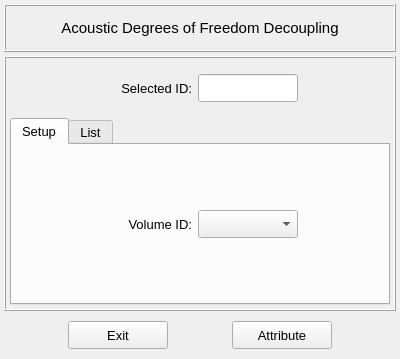
Above: vibra/interface/data/ui_files/model/setup/acoustic/acoustic_dofs_decoupling_inputs.ui from MOPT-UFSC/VIBRA before the change. Below: the same form after it.
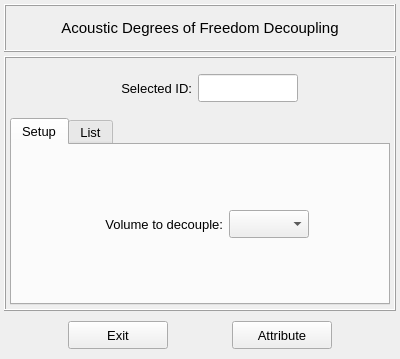
That is the form after the change.

Commit message: Revert the mesh after removing or resetting the acoustic dofs decoupling setup

```diff
--- a/vibra/interface/data/ui_files/model/setup/acoustic/acoustic_dofs_decoupling_inputs.ui
+++ b/vibra/interface/data/ui_files/model/setup/acoustic/acoustic_dofs_decoupling_inputs.ui
@@ -218,13 +218,13 @@
               <widget class="QLabel" name="label_3">
                <property name="minimumSize">
                 <size>
-                 <width>90</width>
+                 <width>132</width>
                  <height>28</height>
                 </size>
                </property>
                <property name="maximumSize">
                 <size>
-                 <width>90</width>
+                 <width>140</width>
                  <height>28</height>
                 </size>
                </property>
@@ -234,7 +234,7 @@
                 </font>
                </property>
                <property name="text">
-                <string>Volume ID:</string>
+                <string>Volume to decouple:</string>
                </property>
                <property name="alignment">
                 <set>Qt::AlignRight|Qt::AlignTrailing|Qt::AlignVCenter</set>
@@ -245,13 +245,13 @@
               <widget class="QComboBox" name="comboBox_volume_id">
                <property name="minimumSize">
                 <size>
-                 <width>100</width>
+                 <width>80</width>
                  <height>28</height>
                 </size>
                </property>
                <property name="maximumSize">
                 <size>
-                 <width>100</width>
+                 <width>80</width>
                  <height>28</height>
                 </size>
                </property>
```
Left out of the diff: 3 changed lines with no effect on the pictures. The commit also changes 3 other files.
